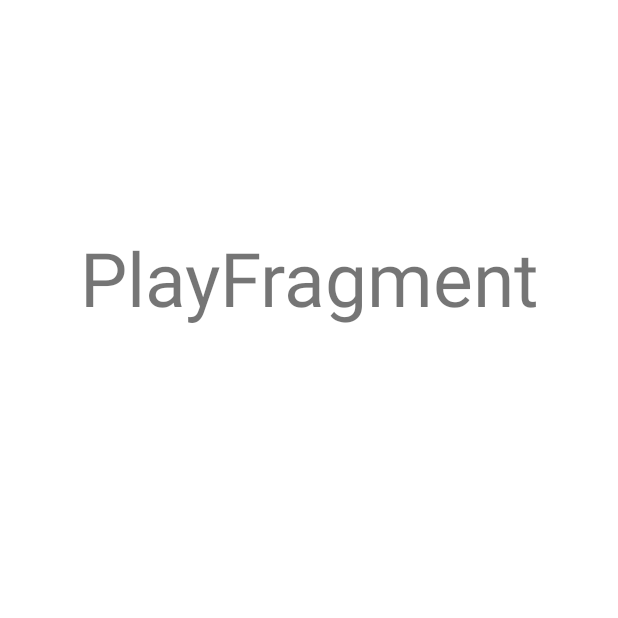
After one commit to giordanospirito/MobileProgrammingProject, an Android app: the PlayFragment screen opened through its navigation route, on a phone screen of 412 x 824 dp, the top half of it. The commit adds this screen. Run offline under Robolectric (Android 15) with nearby library versions, the phone set to English and light mode, and no system bars.

Commit message:
arrivati qui dovrebbe andare tutto come andava prima, solo che adesso è fatto tutto con i fragments invece delle activity.
non ho ancora implementato il back button quando si entra nel PlayFragment.kt, mi sa che è comunque molto facile farlo, simile a prima ecco

```diff
--- a/app/src/main/java/com/example/mobileprogrammingproject/MainMenuActivity.kt
+++ b/app/src/main/java/com/example/mobileprogrammingproject/MainMenuActivity.kt
@@ -76,6 +76,8 @@ class MainMenuActivity : AppCompatActivity() {
 //todo schermata regole ad immagine
 //todo selezionare numero di giocatori, username
 //todo schermata play/history/scoreboard
+//todo fare le animazioni belle con il navigation.xml
+//todo da ripulire i file xml, alcuni hanno troppi layout uno dentro l'altro
 
 /* cosa è stato fatto fin'ora
 *****UPDATE***** creato un tasto "RULES" che apre un dialog per mostrare sinteticamente le regole del gioco
--- a/app/src/main/java/com/example/mobileprogrammingproject/fragments/MenuFragment.kt
+++ b/app/src/main/java/com/example/mobileprogrammingproject/fragments/MenuFragment.kt
@@ -5,6 +5,8 @@ import android.view.LayoutInflater
 import android.view.View
 import android.view.ViewGroup
 import androidx.fragment.app.Fragment
+import androidx.navigation.fragment.findNavController
+import com.example.mobileprogrammingproject.R
 import com.example.mobileprogrammingproject.databinding.FragmentMenuBinding
 import com.example.mobileprogrammingproject.dialogs.RuleDialog
 
@@ -18,6 +20,12 @@ class MenuFragment : Fragment() {
         _binding = FragmentMenuBinding.inflate(inflater, container, false)
         val view = binding.root
 
+        //start play button
+        binding.playButton.setOnClickListener {
+            findNavController().navigate(R.id.action_menuFragment_to_playFragment3)
+        }
+        //end play button
+
         //start rules button
         binding.rulesButton.setOnClickListener {
             val rulesFile = RuleDialog()
@@ -25,6 +33,12 @@ class MenuFragment : Fragment() {
         }
         //end rules button
 
+        //start exit button
+        binding.exitButton.setOnClickListener {
+            activity?.finish()
+        }
+        //end exit button
+
         return view
     }
 }
--- /dev/null
+++ b/app/src/main/java/com/example/mobileprogrammingproject/fragments/PlayFragment.kt
@@ -0,0 +1,24 @@
+package com.example.mobileprogrammingproject.fragments
+
+import android.os.Bundle
+import androidx.fragment.app.Fragment
+import android.view.LayoutInflater
+import android.view.View
+import android.view.ViewGroup
+import com.example.mobileprogrammingproject.databinding.FragmentMenuBinding
+import com.example.mobileprogrammingproject.databinding.FragmentPlayBinding
+
+class PlayFragment : Fragment() {
+    private var _binding: FragmentPlayBinding? = null
+    private val binding get() = _binding!!
+
+    override fun onCreateView(inflater: LayoutInflater, container: ViewGroup?, savedInstanceState: Bundle?): View? {
+
+        _binding = FragmentPlayBinding.inflate(inflater, container, false)
+        val view = binding.root
+
+        //logic ...
+
+        return view
+    }
+}
--- a/app/src/main/res/layout/fragment_menu.xml
+++ b/app/src/main/res/layout/fragment_menu.xml
@@ -8,7 +8,6 @@
     <ScrollView xmlns:app="http://schemas.android.com/apk/res-auto"
         android:layout_width="match_parent"
         android:layout_height="match_parent"
-        tools:context=".MainMenuActivity"
         android:fillViewport="true">
 
         <androidx.constraintlayout.widget.ConstraintLayout
--- /dev/null
+++ b/app/src/main/res/layout/fragment_play.xml
@@ -0,0 +1,36 @@
+<?xml version="1.0" encoding="utf-8"?>
+<FrameLayout xmlns:android="http://schemas.android.com/apk/res/android"
+    xmlns:tools="http://schemas.android.com/tools"
+    android:layout_width="match_parent"
+    android:layout_height="match_parent"
+    tools:context=".fragments.PlayFragment">
+
+    <ScrollView xmlns:app="http://schemas.android.com/apk/res-auto"
+        android:layout_width="match_parent"
+        android:layout_height="match_parent"
+        android:fillViewport="true">
+
+        <androidx.constraintlayout.widget.ConstraintLayout
+            android:layout_width="match_parent"
+            android:layout_height="wrap_content">
+
+            <TextView
+                android:id="@+id/titleTextView"
+                android:layout_width="wrap_content"
+                android:layout_height="wrap_content"
+                android:gravity="center_horizontal"
+                android:text="PlayFragment"
+                android:textSize="50sp"
+                app:layout_constraintBottom_toBottomOf="parent"
+                app:layout_constraintEnd_toEndOf="parent"
+                app:layout_constraintStart_toStartOf="parent"
+                app:layout_constraintTop_toTopOf="parent"
+                app:layout_constraintVertical_bias="0.20">
+
+            </TextView>
+
+        </androidx.constraintlayout.widget.ConstraintLayout>
+
+    </ScrollView>
+
+</FrameLayout>
--- a/app/src/main/res/navigation/main_menu_navigator.xml
+++ b/app/src/main/res/navigation/main_menu_navigator.xml
@@ -8,5 +8,14 @@
         android:id="@+id/menuFragment"
         android:name="com.example.mobileprogrammingproject.fragments.MenuFragment"
         android:label="fragment_menu"
-        tools:layout="@layout/fragment_menu" />
+        tools:layout="@layout/fragment_menu" >
+        <action
+            android:id="@+id/action_menuFragment_to_playFragment3"
+            app:destination="@id/playFragment3" />
+    </fragment>
+    <fragment
+        android:id="@+id/playFragment3"
+        android:name="com.example.mobileprogrammingproject.fragments.PlayFragment"
+        android:label="fragment_play"
+        tools:layout="@layout/fragment_play" />
 </navigation>
```
